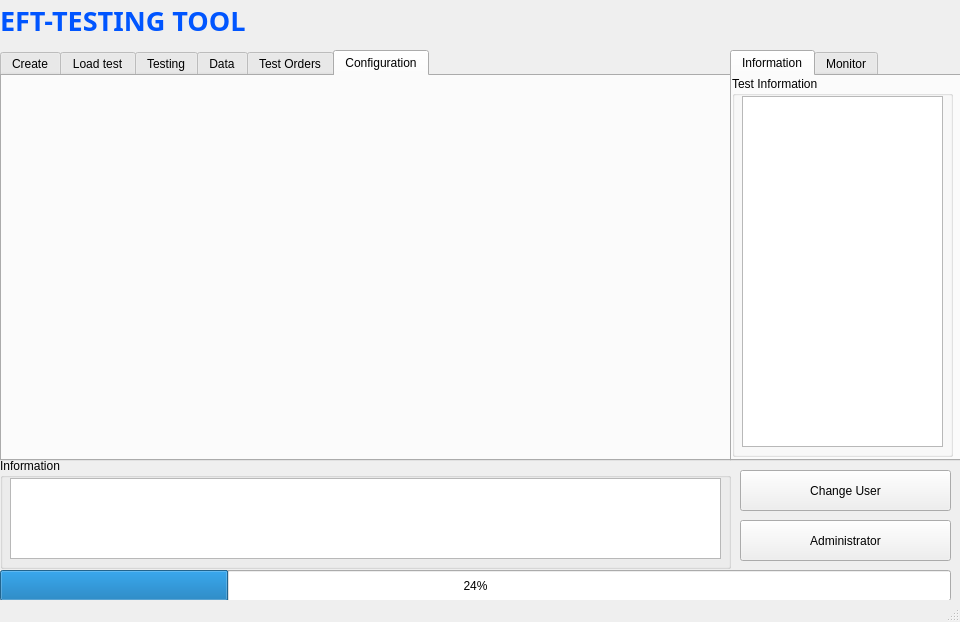
Above: UI/general.ui from tuyenubuntu/eft_testing_tool before the change. Below: the same form after it.
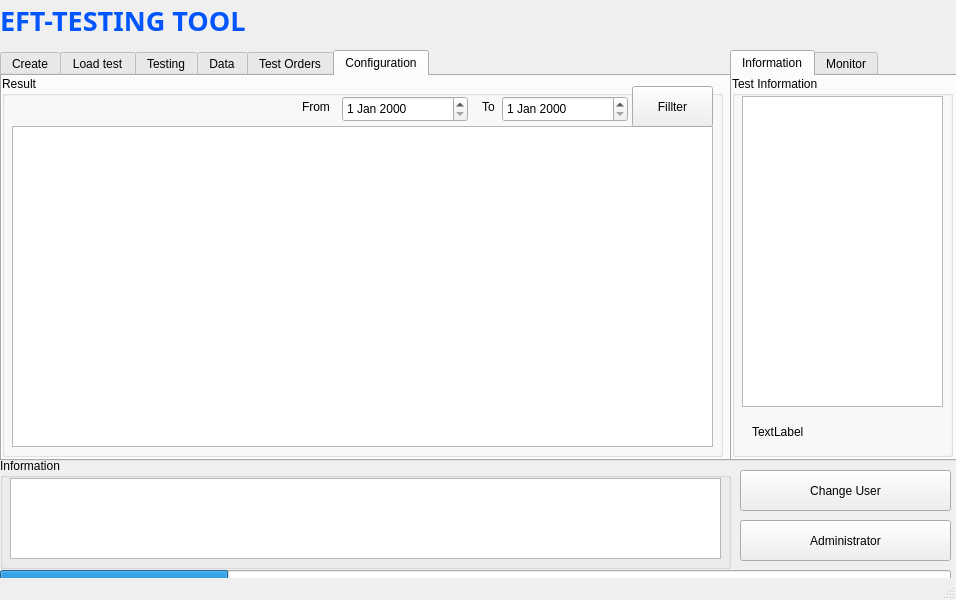
That is the form after the change. The open tabs and pages were chosen to show the change. Icons and pictures are not drawn.

Patch:
```diff
--- a/UI/general.ui
+++ b/UI/general.ui
@@ -6,8 +6,8 @@
    <rect>
     <x>0</x>
     <y>0</y>
-    <width>960</width>
-    <height>622</height>
+    <width>956</width>
+    <height>600</height>
    </rect>
   </property>
   <property name="minimumSize">
@@ -1510,6 +1510,88 @@
      <attribute name="title">
       <string>Configuration</string>
      </attribute>
+     <widget class="QGroupBox" name="groupBox_5">
+      <property name="geometry">
+       <rect>
+        <x>0</x>
+        <y>0</y>
+        <width>721</width>
+        <height>381</height>
+       </rect>
+      </property>
+      <property name="title">
+       <string>Result</string>
+      </property>
+      <widget class="QTableView" name="table_orders_2">
+       <property name="geometry">
+        <rect>
+         <x>10</x>
+         <y>50</y>
+         <width>701</width>
+         <height>321</height>
+        </rect>
+       </property>
+      </widget>
+      <widget class="QDateEdit" name="date_from_2">
+       <property name="geometry">
+        <rect>
+         <x>340</x>
+         <y>20</y>
+         <width>126</width>
+         <height>26</height>
+        </rect>
+       </property>
+      </widget>
+      <widget class="QDateEdit" name="date_to_2">
+       <property name="geometry">
+        <rect>
+         <x>500</x>
+         <y>20</y>
+         <width>126</width>
+         <height>26</height>
+        </rect>
+       </property>
+      </widget>
+      <widget class="QLabel" name="label_18">
+       <property name="geometry">
+        <rect>
+         <x>300</x>
+         <y>20</y>
+         <width>41</width>
+         <height>21</height>
+        </rect>
+       </property>
+       <property name="text">
+        <string>From</string>
+       </property>
+      </widget>
+      <widget class="QLabel" name="label_19">
+       <property name="geometry">
+        <rect>
+         <x>480</x>
+         <y>20</y>
+         <width>21</width>
+         <height>21</height>
+        </rect>
+       </property>
+       <property name="text">
+        <string>To</string>
+       </property>
+      </widget>
+      <widget class="QPushButton" name="fillter_btn_2">
+       <property name="geometry">
+        <rect>
+         <x>630</x>
+         <y>10</y>
+         <width>81</width>
+         <height>41</height>
+        </rect>
+       </property>
+       <property name="text">
+        <string>Fillter</string>
+       </property>
+      </widget>
+     </widget>
     </widget>
    </widget>
    <widget class="QLabel" name="label_22">
@@ -1565,10 +1647,23 @@
          <x>10</x>
          <y>20</y>
          <width>201</width>
-         <height>351</height>
+         <height>311</height>
         </rect>
        </property>
       </widget>
+      <widget class="QLabel" name="label_11">
+       <property name="geometry">
+        <rect>
+         <x>20</x>
+         <y>340</y>
+         <width>191</width>
+         <height>31</height>
+        </rect>
+       </property>
+       <property name="text">
+        <string>TextLabel</string>
+       </property>
+      </widget>
      </widget>
     </widget>
     <widget class="QWidget" name="Monitor_tab">
```
Left out of the diff: 91 changed lines with no effect on the pictures.
